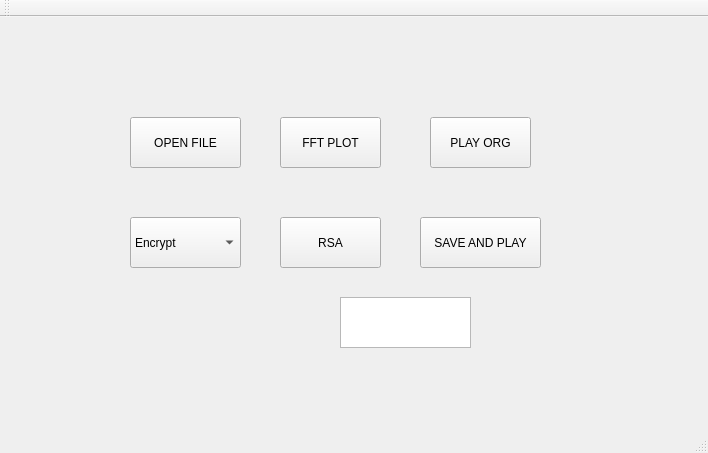
Old version of the form mainwindow.ui in the repository tomaszkaliciak/emedia2.
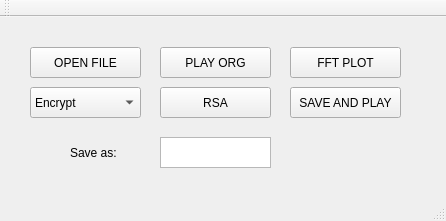
New version of the form.

The edit to the form file:
```diff
--- a/mainwindow.ui
+++ b/mainwindow.ui
@@ -6,8 +6,8 @@
    <rect>
     <x>0</x>
     <y>0</y>
-    <width>708</width>
-    <height>453</height>
+    <width>446</width>
+    <height>221</height>
    </rect>
   </property>
   <property name="windowTitle">
@@ -17,10 +17,10 @@
    <widget class="QPushButton" name="openFileButton">
     <property name="geometry">
      <rect>
-      <x>130</x>
-      <y>100</y>
+      <x>30</x>
+      <y>30</y>
       <width>111</width>
-      <height>51</height>
+      <height>31</height>
      </rect>
     </property>
     <property name="text">
@@ -30,10 +30,10 @@
    <widget class="QPushButton" name="plotButton">
     <property name="geometry">
      <rect>
-      <x>280</x>
-      <y>100</y>
-      <width>101</width>
-      <height>51</height>
+      <x>290</x>
+      <y>30</y>
+      <width>111</width>
+      <height>31</height>
      </rect>
     </property>
     <property name="text">
@@ -43,10 +43,10 @@
    <widget class="QPushButton" name="playOrgButton">
     <property name="geometry">
      <rect>
-      <x>430</x>
-      <y>100</y>
-      <width>101</width>
-      <height>51</height>
+      <x>160</x>
+      <y>30</y>
+      <width>111</width>
+      <height>31</height>
      </rect>
     </property>
     <property name="text">
@@ -56,10 +56,10 @@
    <widget class="QComboBox" name="rsaComboBox">
     <property name="geometry">
      <rect>
-      <x>130</x>
-      <y>200</y>
+      <x>30</x>
+      <y>70</y>
       <width>111</width>
-      <height>51</height>
+      <height>31</height>
      </rect>
     </property>
     <item>
@@ -76,10 +76,10 @@
    <widget class="QPushButton" name="rsaButton">
     <property name="geometry">
      <rect>
-      <x>280</x>
-      <y>200</y>
-      <width>101</width>
-      <height>51</height>
+      <x>160</x>
+      <y>70</y>
+      <width>111</width>
+      <height>31</height>
      </rect>
     </property>
     <property name="text">
@@ -89,10 +89,10 @@
    <widget class="QPushButton" name="saveAndPlayButton">
     <property name="geometry">
      <rect>
-      <x>420</x>
-      <y>200</y>
-      <width>121</width>
-      <height>51</height>
+      <x>290</x>
+      <y>70</y>
+      <width>111</width>
+      <height>31</height>
      </rect>
     </property>
     <property name="text">
@@ -102,13 +102,26 @@
    <widget class="QTextEdit" name="fileNameBox">
     <property name="geometry">
      <rect>
-      <x>340</x>
-      <y>280</y>
-      <width>131</width>
-      <height>51</height>
+      <x>160</x>
+      <y>120</y>
+      <width>111</width>
+      <height>31</height>
      </rect>
     </property>
    </widget>
+   <widget class="QLabel" name="label">
+    <property name="geometry">
+     <rect>
+      <x>70</x>
+      <y>120</y>
+      <width>61</width>
+      <height>31</height>
+     </rect>
+    </property>
+    <property name="text">
+     <string>Save as:</string>
+    </property>
+   </widget>
   </widget>
   <widget class="QMenuBar" name="menuBar">
    <property name="geometry">
```
Left out of the diff: 4 changed lines with no effect on the pictures.
